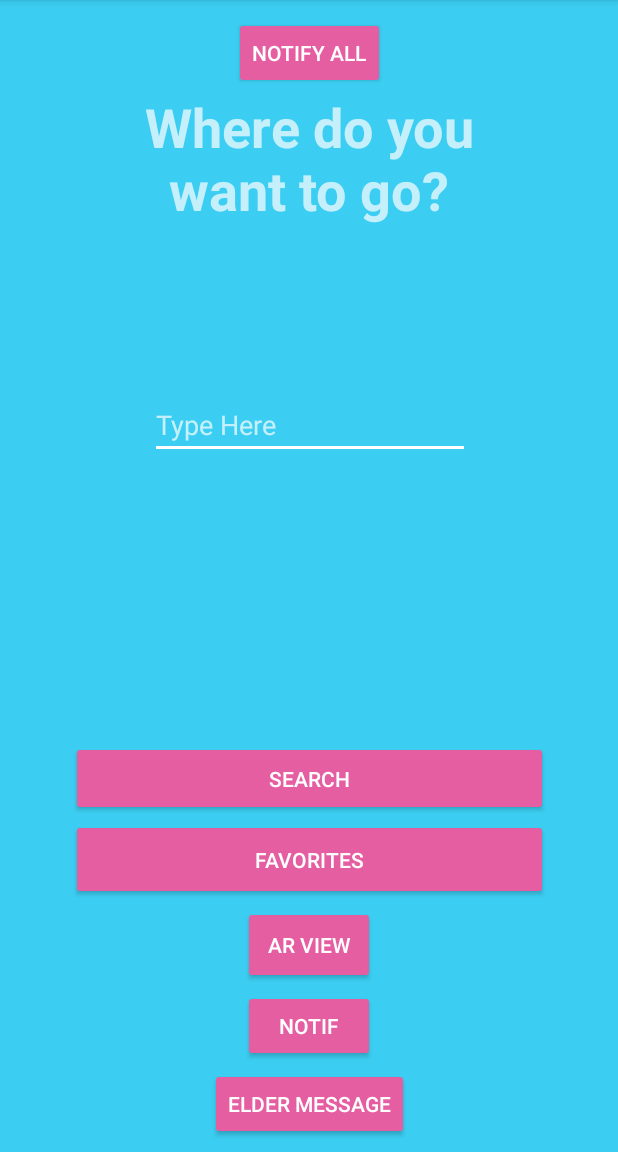
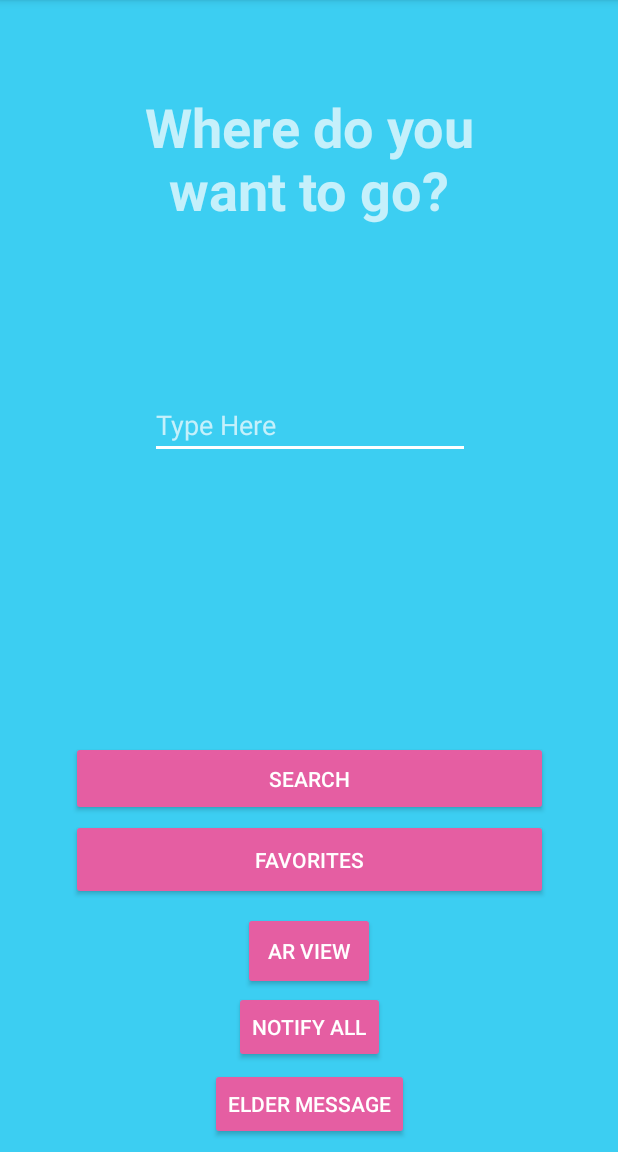
Before and after one commit to naufik/COMP30022-WFIO-app, an Android app: the ElderNavigation screen opened directly, with no data from a screen before it, on a phone screen of 412 x 824 dp, the part 84-1236 px from its top. Run offline under Robolectric (Android 15) with nearby library versions, the phone set to English and light mode, and no system bars; network calls fail; 1 statement that could not run was skipped.

Commit message:
removed notif from eldernavigation

```diff
--- a/app/src/main/java/com/navigation/wfio_dlyw/navigation/ElderNavigation.java
+++ b/app/src/main/java/com/navigation/wfio_dlyw/navigation/ElderNavigation.java
@@ -29,9 +29,7 @@ import com.navigation.wfio_dlyw.comms.ServerAction;
 import com.navigation.wfio_dlyw.comms.Token;
 
 public class ElderNavigation extends AppCompatActivity {
-    private NotificationManagerCompat notificationManager;
     public static final String EXTRA_DESTINATION = "com.navigation.wfio_dlyw.navigation.DESTINATION";
-    public static final String channel_1_ID = "channel 1";
     private Intent favouriteIntent;
 
     @Override
@@ -40,8 +38,6 @@ public class ElderNavigation extends AppCompatActivity {
         Token token = Token.getInstance();
         Toast.makeText(this , token.getValue(), Toast.LENGTH_LONG).show();
         setContentView(R.layout.activity_elder_navigation);
-        createNotificationChannels();
-        notificationManager = NotificationManagerCompat.from(this);
         Toolbar myToolbar = (Toolbar) findViewById(R.id.toolbarEN);
         setSupportActionBar(myToolbar);
 
@@ -90,55 +86,6 @@ public class ElderNavigation extends AppCompatActivity {
         startActivity(intent);
     }
 
-    public void sendOnChannel(View v){
-        String title = "New Notif";
-        String message = "yeet";
-
-        //start an activity, then choose intent
-        Intent activityIntent = new Intent(this,     AnswerHelp.class);
-        PendingIntent contentIntent = PendingIntent.getActivity(this,
-                0, activityIntent, 0);
-
-        //instant intent
-        Intent broadcastIntent = new Intent(this, NotificationReceiver.class);
-        broadcastIntent.putExtra("toastMessage", message);
-        PendingIntent actionIntent = PendingIntent.getBroadcast(this, 0,
-                broadcastIntent, PendingIntent.FLAG_UPDATE_CURRENT);
-
-        Notification notification = new NotificationCompat.Builder(this, channel_1_ID)
-                .setSmallIcon(R.drawable.ic_child)
-                .setContentTitle(title)
-                .setContentText(message)
-                .setColor(Color.BLUE)
-                //click this shows the new activity
-                .setContentIntent(contentIntent)
-                .setAutoCancel(true)
-                .setOnlyAlertOnce(true)
-                //clicks Toast and creates new Intent use this to decline and answer help request immediately
-                .addAction(R.mipmap.ic_launcher, "Accept", actionIntent)
-                .addAction(R.mipmap.ic_launcher, "Decline",actionIntent)
-                .build();
-        //need to give different id's if you want to give multiple notifications instanteneously
-        notificationManager.notify(1, notification);
-    }
-
-
-    public void createNotificationChannels(){
-        if(Build.VERSION.SDK_INT>=Build.VERSION_CODES.O){
-            NotificationChannel channel1= new NotificationChannel(
-                    channel_1_ID,
-                    "channel 1",
-                    NotificationManager.IMPORTANCE_HIGH
-            );
-            channel1.setDescription("This is Channel 1");
-            channel1.enableVibration(true);
-            channel1.enableLights(true);
-
-            NotificationManager manager = getSystemService(NotificationManager.class);
-            manager.createNotificationChannel(channel1);
-        }
-    }
-
     @Override
     public void onBackPressed() {
         Intent intent = new Intent(getApplicationContext(), ElderHome.class);
--- a/app/src/main/res/layout/activity_elder_navigation.xml
+++ b/app/src/main/res/layout/activity_elder_navigation.xml
@@ -80,30 +80,13 @@
         app:popupTheme="@style/ThemeOverlay.AppCompat.Light" />
 
     <Button
-        android:id="@+id/notif"
-        android:layout_width="wrap_content"
-        android:layout_height="wrap_content"
-        android:layout_marginBottom="8dp"
-        android:layout_marginEnd="8dp"
-        android:layout_marginStart="8dp"
-        android:layout_marginTop="8dp"
-        android:onClick="sendOnChannel"
-        android:text="Notif"
-        app:layout_constraintBottom_toBottomOf="parent"
-        app:layout_constraintEnd_toEndOf="parent"
-        app:layout_constraintStart_toStartOf="parent"
-        app:layout_constraintTop_toBottomOf="@+id/favoritesButton" />
-
-    <Button
         android:id="@+id/AR"
         android:layout_width="wrap_content"
         android:layout_height="52dp"
-        android:layout_marginBottom="8dp"
         android:layout_marginEnd="8dp"
         android:layout_marginStart="8dp"
         android:layout_marginTop="8dp"
         android:text="AR View"
-        app:layout_constraintBottom_toTopOf="@+id/notif"
         app:layout_constraintEnd_toEndOf="parent"
         app:layout_constraintStart_toStartOf="parent"
         app:layout_constraintTop_toBottomOf="@+id/favoritesButton" />
@@ -124,12 +107,13 @@
         android:id="@+id/nofifyAll"
         android:layout_width="wrap_content"
         android:layout_height="wrap_content"
+        android:layout_marginBottom="3dp"
         android:layout_marginEnd="8dp"
         android:layout_marginStart="8dp"
-        android:layout_marginTop="11dp"
         android:text="notify All"
+        app:layout_constraintBottom_toTopOf="@+id/eldermsg"
         app:layout_constraintEnd_toEndOf="parent"
-        app:layout_constraintStart_toStartOf="parent"
-        app:layout_constraintTop_toBottomOf="@+id/toolbarEN" />
+        app:layout_constraintHorizontal_bias="0.502"
+        app:layout_constraintStart_toStartOf="parent" />
 
 </android.support.constraint.ConstraintLayout>
```
